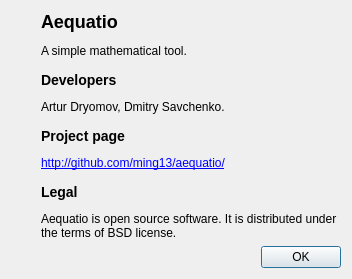
The window that source/aboutwindow.ui (arturdryomov/aequatio) describes before a commit, drawn with Qt 5.
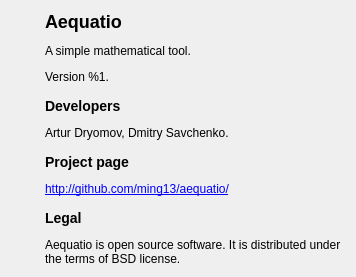
The same window after the commit. Icons and pictures are not drawn.

Commit message:
Version info is set up in project file.
This info can be used throughout the application. It is already used in AboutWindow.

```diff
--- a/source/aboutwindow.ui
+++ b/source/aboutwindow.ui
@@ -9,8 +9,8 @@
    <rect>
     <x>0</x>
     <y>0</y>
-    <width>482</width>
-    <height>284</height>
+    <width>484</width>
+    <height>267</height>
    </rect>
   </property>
   <property name="windowTitle">
@@ -20,14 +20,12 @@
    <iconset resource="../aequatio.qrc">
     <normaloff>:/images/appicon.png</normaloff>:/images/appicon.png</iconset>
   </property>
-  <layout class="QVBoxLayout" name="verticalLayout_2">
-   <property name="sizeConstraint">
-    <enum>QLayout::SetFixedSize</enum>
-   </property>
-   <item>
     <layout class="QHBoxLayout" name="horizontalLayout">
      <property name="spacing">
-      <number>10</number>
+    <number>14</number>
+   </property>
+   <property name="sizeConstraint">
+    <enum>QLayout::SetFixedSize</enum>
      </property>
      <item>
       <layout class="QVBoxLayout" name="verticalLayout">
@@ -88,9 +86,13 @@
          <height>16777215</height>
         </size>
        </property>
+     <property name="lineWidth">
+      <number>0</number>
+     </property>
        <property name="text">
         <string>&lt;h2&gt;Aequatio&lt;/h2&gt;
 &lt;p&gt;A simple mathematical tool.&lt;/p&gt;
+&lt;p&gt;Version %1.&lt;/p&gt;
 
 &lt;h3&gt;Developers&lt;/h3&gt;
 &lt;p&gt;
@@ -116,15 +118,6 @@
       </widget>
      </item>
     </layout>
-   </item>
-   <item>
-    <widget class="QDialogButtonBox" name="buttonBox">
-     <property name="standardButtons">
-      <set>QDialogButtonBox::Ok</set>
-     </property>
-    </widget>
-   </item>
-  </layout>
  </widget>
  <resources>
   <include location="../aequatio.qrc"/>
```
Left out of the diff: 23 changed lines with no effect on the pictures. Lines whose indentation alone changed are shown as unchanged. The commit also changes 4 other files.
